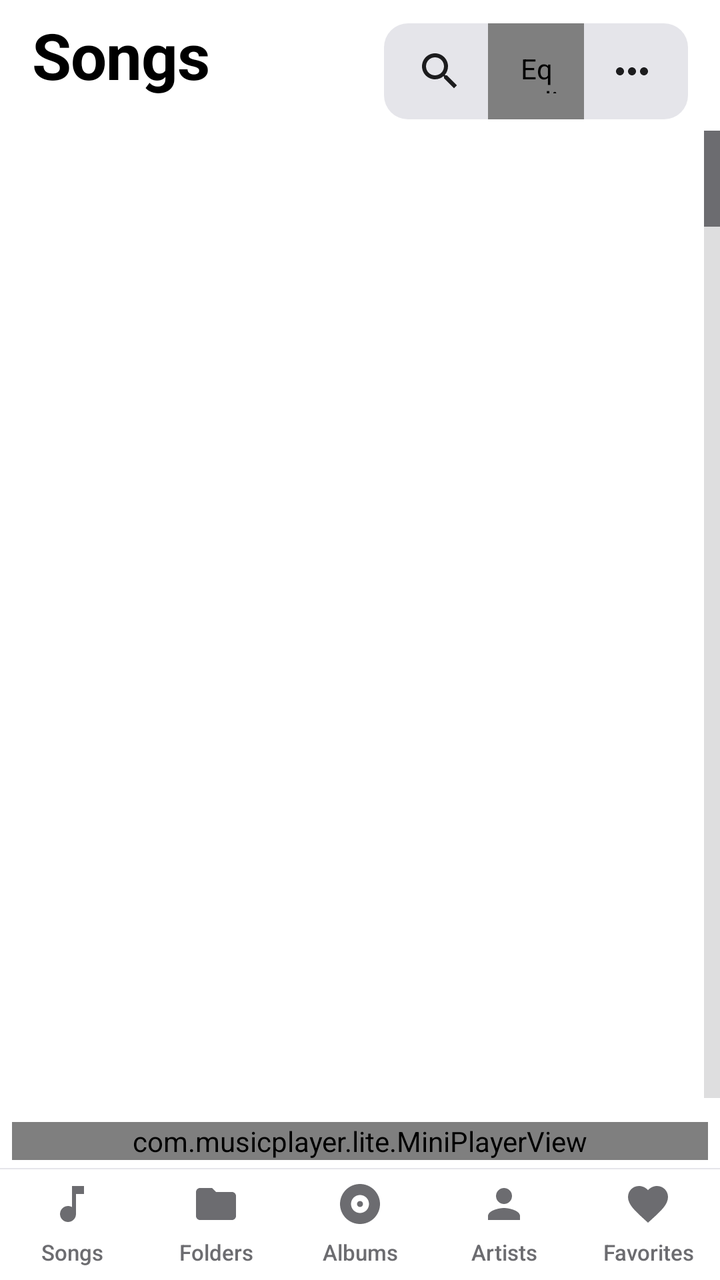
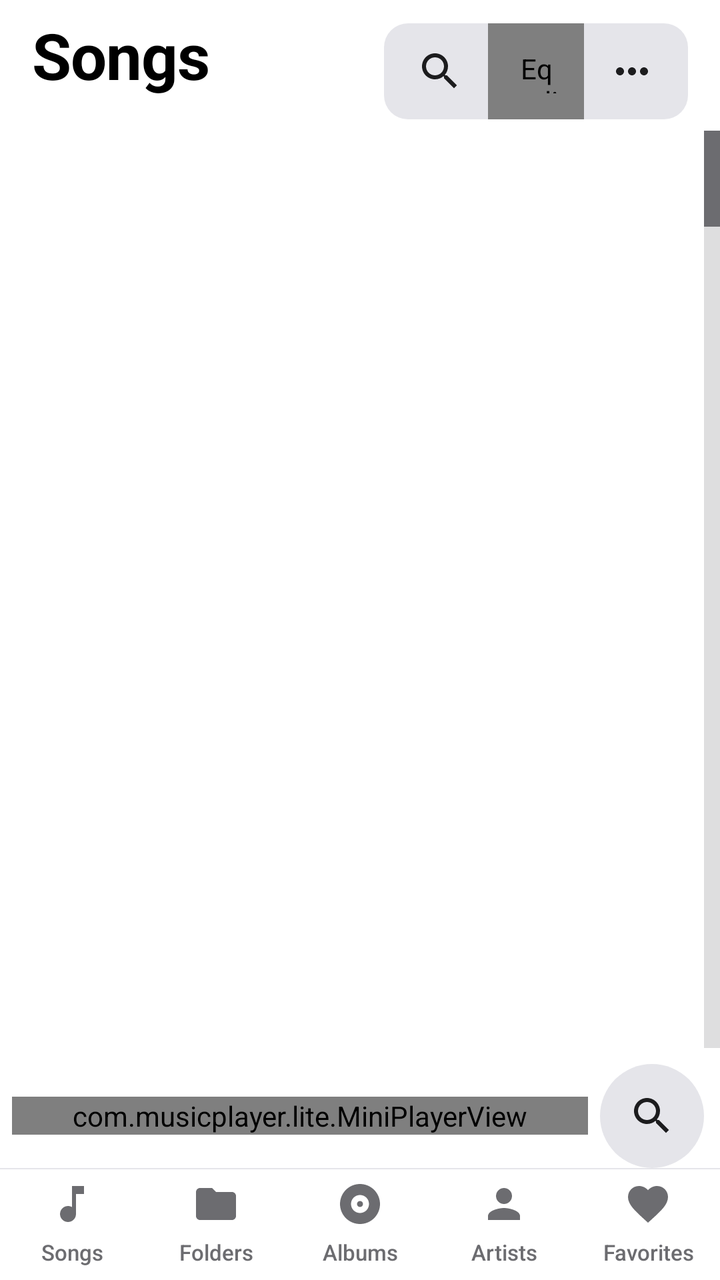

The first picture is an Android layout as it rendered before a commit; the second is the same layout after the commit. The layout source and the unified diff follow.
<!-- AndroidManifest.xml: application theme AppTheme -->
<!-- res/layout/activity_library.xml -->
<?xml version="1.0" encoding="utf-8"?>
<LinearLayout xmlns:android="http://schemas.android.com/apk/res/android"
    xmlns:tools="http://schemas.android.com/tools"
    android:layout_width="match_parent"
    android:layout_height="match_parent"
    android:orientation="vertical">

    <include
        layout="@layout/part_library_main"
        android:layout_width="match_parent"
        android:layout_height="0dp"
        android:layout_weight="1" />

    <com.musicplayer.lite.MiniPlayerView
        android:id="@+id/mini"
        android:layout_width="match_parent"
        android:layout_height="wrap_content"
        android:layout_marginStart="6dp"
        android:layout_marginTop="4dp"
        android:layout_marginEnd="6dp"
        android:layout_marginBottom="4dp"
        android:tag="glass:margin"
        tools:ignore="InconsistentLayout" />

    <include
        layout="@layout/part_tabs"
        android:layout_width="match_parent"
        android:layout_height="wrap_content" />
</LinearLayout>
<!-- res/layout/part_library_main.xml (included above) -->
<?xml version="1.0" encoding="utf-8"?>
<LinearLayout xmlns:android="http://schemas.android.com/apk/res/android"
    xmlns:app="http://schemas.android.com/apk/res-auto"
    android:layout_width="match_parent"
    android:layout_height="match_parent"
    android:orientation="vertical">

    <LinearLayout
        android:layout_width="match_parent"
        android:layout_height="wrap_content"
        android:gravity="center_vertical"
        android:minHeight="@dimen/topbar_height"
        android:orientation="horizontal"
        android:paddingStart="@dimen/gutter"
        android:paddingTop="6dp"
        android:paddingEnd="4dp">

        <LinearLayout
            android:layout_width="0dp"
            android:layout_height="wrap_content"
            android:layout_weight="1"
            android:orientation="vertical">

            <TextView
                android:id="@+id/title"
                style="@style/LargeTitle"
                android:text="@string/tab_songs" />

            <TextView
                android:id="@+id/subtitle"
                style="@style/TopSubtitle" />
        </LinearLayout>

        <LinearLayout
            android:layout_width="wrap_content"
            android:layout_height="wrap_content"
            android:layout_marginEnd="12dp"
            android:background="@drawable/bg_pill_tint"
            android:gravity="center_vertical"
            android:orientation="horizontal"
            android:paddingStart="4dp"
            android:paddingEnd="4dp"
            android:tag="glass:pill">

            <ImageButton
                android:id="@+id/btn_search"
                style="@style/IconButton"
                android:contentDescription="@string/cd_search"
                android:src="@drawable/ic_search" />

            <com.musicplayer.lite.EqBarsView
                android:id="@+id/btn_eq"
                style="@style/EqBarsButton"
                android:contentDescription="@string/cd_equalizer"
                app:barColor="@color/icon"
                app:bars="4" />

            <ImageButton
                android:id="@+id/btn_more"
                style="@style/IconButton"
                android:contentDescription="@string/cd_more"
                android:src="@drawable/ic_more_horiz" />
        </LinearLayout>
    </LinearLayout>

    <LinearLayout
        android:id="@+id/update_banner"
        android:layout_width="match_parent"
        android:layout_height="wrap_content"
        android:layout_marginStart="@dimen/gutter"
        android:layout_marginEnd="@dimen/gutter"
        android:layout_marginBottom="8dp"
        android:background="@drawable/bg_banner"
        android:gravity="center_vertical"
        android:minHeight="48dp"
        android:orientation="horizontal"
        android:paddingStart="16dp"
        android:paddingEnd="4dp"
        android:tag="glass:pill"
        android:visibility="gone">

        <ImageView
            android:layout_width="20dp"
            android:layout_height="20dp"
            android:importantForAccessibility="no"
            android:src="@drawable/ic_system_update"
            android:tint="@color/accent_text" />

        <TextView
            android:id="@+id/update_banner_text"
            android:layout_width="0dp"
            android:layout_height="wrap_content"
            android:layout_marginStart="12dp"
            android:layout_weight="1"
            android:maxLines="2"
            android:textColor="@color/text_primary"
            android:textSize="14sp" />

        <TextView
            android:id="@+id/update_banner_action"
            style="@style/BannerAction"
            android:text="@string/upd_banner_action" />

        <ImageButton
            android:id="@+id/update_banner_close"
            style="@style/IconButton"
            android:contentDescription="@string/cd_dismiss"
            android:src="@drawable/ic_close" />
    </LinearLayout>

    <LinearLayout
        android:id="@+id/search_bar"
        android:tag="glass:pill"
        android:layout_width="match_parent"
        android:layout_height="44dp"
        android:layout_marginStart="@dimen/gutter"
        android:layout_marginEnd="@dimen/gutter"
        android:layout_marginBottom="8dp"
        android:background="@drawable/bg_search"
        android:gravity="center_vertical"
        android:orientation="horizontal"
        android:visibility="gone">

        <ImageView
            android:layout_width="20dp"
            android:layout_height="20dp"
            android:layout_marginStart="14dp"
            android:importantForAccessibility="no"
            android:src="@drawable/ic_search"
            android:tint="@color/icon_dim" />

        <EditText
            android:id="@+id/search_input"
            android:layout_width="0dp"
            android:layout_height="match_parent"
            android:layout_weight="1"
            android:background="@null"
            android:hint="@string/search_hint"
            android:imeOptions="actionSearch|flagNoExtractUi"
            android:importantForAutofill="no"
            android:inputType="text"
            android:maxLines="1"
            android:paddingStart="12dp"
            android:paddingEnd="4dp"
            android:textColor="@color/text_primary"
            android:textColorHint="@color/text_tertiary"
            android:textSize="16sp" />

        <ImageButton
            android:id="@+id/search_close"
            style="@style/IconButton"
            android:contentDescription="@string/cd_search_close"
            android:src="@drawable/ic_close" />
    </LinearLayout>

    <FrameLayout
        android:layout_width="match_parent"
        android:layout_height="0dp"
        android:layout_weight="1"
        android:tag="glass:inset">

        <ListView
            android:id="@+id/list"
            android:layout_width="match_parent"
            android:layout_height="match_parent"
            android:clipToPadding="false"
            android:divider="@drawable/divider_inset"
            android:dividerHeight="0.5dp"
            android:drawSelectorOnTop="true"
            android:footerDividersEnabled="false"
            android:headerDividersEnabled="false"
            android:fastScrollEnabled="true"
            android:listSelector="@android:color/transparent"
            android:paddingBottom="8dp"
            android:scrollbars="none" />

        <LinearLayout
            android:id="@+id/empty"
            android:layout_width="match_parent"
            android:layout_height="match_parent"
            android:gravity="center"
            android:orientation="vertical"
            android:padding="32dp"
            android:visibility="gone">

            <ImageView
                android:id="@+id/empty_icon"
                android:layout_width="64dp"
                android:layout_height="64dp"
                android:importantForAccessibility="no"
                android:src="@drawable/ic_music_note"
                android:tint="@color/icon_dim" />

            <TextView
                android:id="@+id/empty_title"
                android:layout_width="wrap_content"
                android:layout_height="wrap_content"
                android:layout_marginTop="16dp"
                android:fontFamily="sans-serif-medium"
                android:gravity="center"
                android:textColor="@color/text_primary"
                android:textSize="18sp" />

            <TextView
                android:id="@+id/empty_body"
                android:layout_width="match_parent"
                android:layout_height="wrap_content"
                android:layout_marginTop="8dp"
                android:gravity="center"
                android:textColor="@color/text_secondary"
                android:textSize="14sp" />

            <TextView
                android:id="@+id/empty_action"
                style="@style/PillAccent"
                android:layout_marginTop="24dp"
                android:clickable="true"
                android:focusable="true" />
        </LinearLayout>
    </FrameLayout>
</LinearLayout>
<!-- res/layout/part_tabs.xml (included above) -->
<?xml version="1.0" encoding="utf-8"?>
<LinearLayout xmlns:android="http://schemas.android.com/apk/res/android"
    android:id="@+id/tabs"
    android:layout_width="match_parent"
    android:layout_height="wrap_content"
    android:background="@drawable/bg_tabbar"
    android:orientation="horizontal"
    android:tag="glass:tabs,margin">

    <TextView
        android:id="@+id/tab_songs"
        style="@style/Tab"
        android:drawableTop="@drawable/ic_music_note"
        android:text="@string/tab_songs" />

    <TextView
        android:id="@+id/tab_folders"
        style="@style/Tab"
        android:drawableTop="@drawable/ic_folder"
        android:text="@string/tab_folders" />

    <TextView
        android:id="@+id/tab_albums"
        style="@style/Tab"
        android:drawableTop="@drawable/ic_album"
        android:text="@string/tab_albums" />

    <TextView
        android:id="@+id/tab_artists"
        style="@style/Tab"
        android:drawableTop="@drawable/ic_person"
        android:text="@string/tab_artists" />

    <TextView
        android:id="@+id/tab_favorites"
        style="@style/Tab"
        android:drawableTop="@drawable/ic_favorite"
        android:text="@string/tab_favorites" />
</LinearLayout>
<!-- resources referenced by this layout -->
<resources>
  <color name="accent_text">#FF453A</color>
  <color name="icon">#FFFFFF</color>
  <color name="icon_dim">#8E8E93</color>
  <color name="text_primary">#FFFFFF</color>
  <color name="text_secondary">#A1A1A6</color>
  <color name="text_tertiary">#8E8E93</color>
  <dimen name="gutter">16dp</dimen>
  <dimen name="topbar_height">56dp</dimen>
  <!-- drawable bg_banner (drawable) -->
  <?xml version="1.0" encoding="utf-8"?>
  <shape xmlns:android="http://schemas.android.com/apk/res/android"
      android:shape="rectangle">
      <solid android:color="@color/surface_raised" />
      <corners android:radius="16dp" />
  </shape>
  <!-- drawable bg_search (drawable) -->
  <?xml version="1.0" encoding="utf-8"?>
  <shape xmlns:android="http://schemas.android.com/apk/res/android"
      android:shape="rectangle">
      <solid android:color="@color/surface" />
      <corners android:radius="12dp" />
  </shape>
  <!-- drawable divider_inset (drawable) -->
  <?xml version="1.0" encoding="utf-8"?>
  <inset xmlns:android="http://schemas.android.com/apk/res/android"
      android:insetLeft="78dp">
      <shape android:shape="rectangle">
          <size android:height="0.5dp" />
          <solid android:color="@color/divider" />
      </shape>
  </inset>
  <string name="cd_dismiss">Dismiss</string>
  <string name="cd_equalizer">Equalizer</string>
  <string name="cd_more">More options</string>
  <string name="cd_search">Search</string>
  <string name="cd_search_close">Close search</string>
  <string name="search_hint">Search songs, artists, albums</string>
  <string name="tab_albums">Albums</string>
  <string name="tab_artists">Artists</string>
  <string name="tab_favorites">Favorites</string>
  <string name="tab_folders">Folders</string>
  <string name="tab_songs">Songs</string>
  <string name="upd_banner_action">Update</string>
  <style name="IconButton">
          <item name="android:layout_width">@dimen/icon_btn</item>
          <item name="android:layout_height">@dimen/icon_btn</item>
          <item name="android:background">?android:attr/selectableItemBackgroundBorderless</item>
          <item name="android:scaleType">center</item>
          <item name="android:tint">@color/icon</item>
      </style>
  <style name="PillAccent" parent="Pill">
          <item name="android:background">@drawable/bg_pill_accent</item>
          <item name="android:textColor">@color/on_accent</item>
          <item name="android:drawableTint">@color/on_accent</item>
      </style>
  <color name="surface_raised">#2C2C2E</color>
  <color name="ripple">#33FFFFFF</color>
  <color name="surface">#1C1C1E</color>
  <color name="bg">#000000</color>
  <color name="divider">#38383A</color>
  <dimen name="icon_btn">48dp</dimen>
  <dimen name="text_large_title">32sp</dimen>
  <color name="on_accent">#FFFFFF</color>
  <dimen name="tabbar_height">56dp</dimen>
  <!-- drawable bg_tab (drawable) -->
  <?xml version="1.0" encoding="utf-8"?>
  <ripple xmlns:android="http://schemas.android.com/apk/res/android"
      android:color="@color/ripple">
      <item android:id="@android:id/mask">
          <color android:color="#FFFFFFFF" />
      </item>
  </ripple>
  <dimen name="text_tab">11sp</dimen>
  <dimen name="text_top_subtitle">12sp</dimen>
  <style name="AppPopup" parent="android:Widget.Material.PopupMenu">
          <item name="android:popupBackground">@color/surface_raised</item>
      </style>
  <dimen name="pill_height">44dp</dimen>
  <color name="accent">#E5202B</color>
  <color name="outline">#48484A</color>
  <color name="eq_track">#3A3A3C</color>
  <!-- unchanged entries left out for length: 23 -->
</resources>

<!-- the commit's change to res/layout/activity_library.xml (unified diff, before → after) -->
@@ -11,16 +11,36 @@
         android:layout_height="0dp"
         android:layout_weight="1" />
 
-    <com.musicplayer.lite.MiniPlayerView
-        android:id="@+id/mini"
+    <LinearLayout
         android:layout_width="match_parent"
         android:layout_height="wrap_content"
-        android:layout_marginStart="6dp"
-        android:layout_marginTop="4dp"
-        android:layout_marginEnd="6dp"
-        android:layout_marginBottom="4dp"
-        android:tag="glass:margin"
-        tools:ignore="InconsistentLayout" />
+        android:gravity="center_vertical"
+        android:orientation="horizontal">
+
+        <com.musicplayer.lite.MiniPlayerView
+            android:id="@+id/mini"
+            android:layout_width="0dp"
+            android:layout_height="wrap_content"
+            android:layout_marginStart="6dp"
+            android:layout_marginTop="4dp"
+            android:layout_marginEnd="6dp"
+            android:layout_marginBottom="4dp"
+            android:layout_weight="1"
+            android:tag="glass:margin"
+            tools:ignore="InconsistentLayout" />
+
+        
+        <ImageButton
+            android:id="@+id/btn_search_round"
+            style="@style/IconButton"
+            android:layout_width="52dp"
+            android:layout_height="52dp"
+            android:layout_marginEnd="8dp"
+            android:background="@drawable/bg_circle_tint"
+            android:contentDescription="@string/cd_search"
+            android:src="@drawable/ic_search"
+            android:tag="glass:pill" />
+    </LinearLayout>
 
     <include
         layout="@layout/part_tabs"
<!-- resource entries referenced after the edit -->
@@ -15,6 +15,21 @@
       <solid android:color="@color/surface_raised" />
       <corners android:radius="16dp" />
   </shape>
+  <!-- drawable bg_circle_tint (drawable) -->
+  <?xml version="1.0" encoding="utf-8"?>
+  <ripple xmlns:android="http://schemas.android.com/apk/res/android"
+      android:color="@color/ripple">
+      <item>
+          <shape android:shape="oval">
+              <solid android:color="@color/surface_raised" />
+          </shape>
+      </item>
+      <item android:id="@android:id/mask">
+          <shape android:shape="oval">
+              <solid android:color="#FFFFFFFF" />
+          </shape>
+      </item>
+  </ripple>
   <!-- drawable bg_search (drawable) -->
   <?xml version="1.0" encoding="utf-8"?>
   <shape xmlns:android="http://schemas.android.com/apk/res/android"
